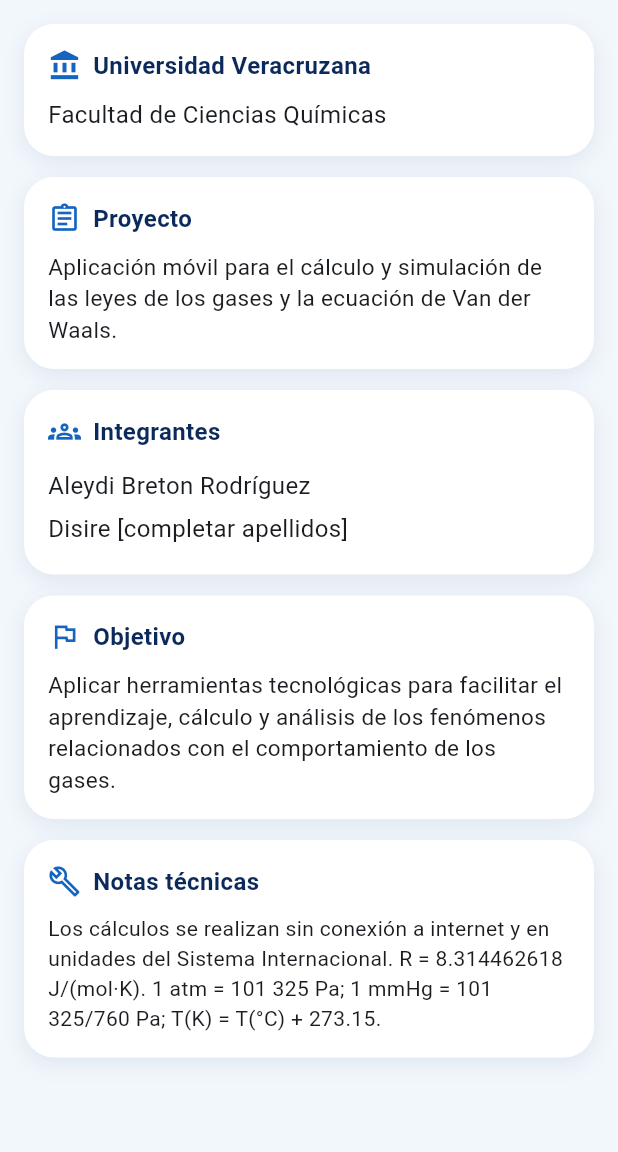
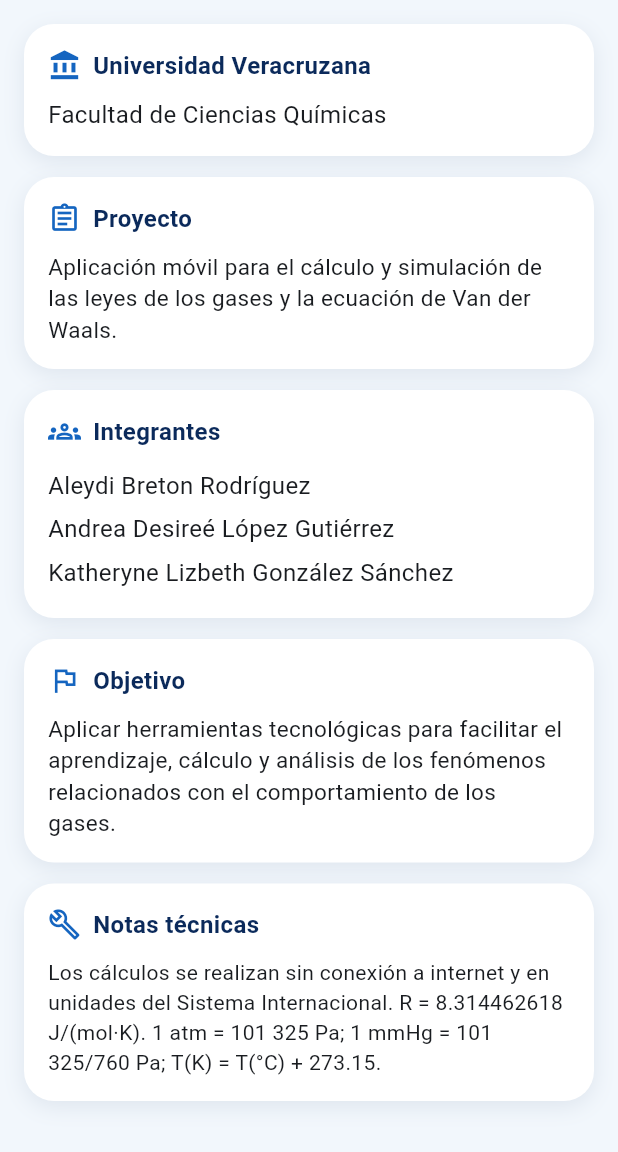
Before and after one commit to Aleydi11/Gaslab_Uv, a Flutter app: the AboutScreen screen opened directly, on a phone screen of 412 x 824 dp, the part 84-1236 px from its top. Run offline on Flutter 3.47's test engine with Material 3 defaults, Android fonts, the phone set to English and light mode, and no system bars; our stand-ins replace share_plus.

Commit message:
Update team members list in institution.dart

```diff
--- a/lib/app/institution.dart
+++ b/lib/app/institution.dart
@@ -23,7 +23,8 @@ class Institution {
   /// Integrantes del equipo. Complete los apellidos / agregue más nombres.
   static const List<String> members = [
     'Aleydi Breton Rodríguez',
-    'Disire [completar apellidos]',
+    'Andrea Desireé López Gutiérrez',
+    'Katheryne Lizbeth González Sánchez',
   ];
 
   /// Ruta del logotipo institucional AUTORIZADO (por ejemplo
```
